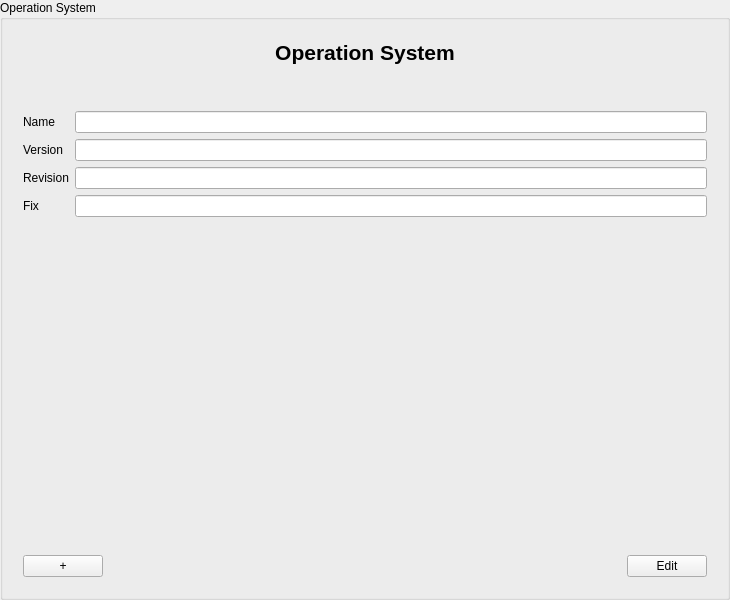
jmuelbert/jmbde-QT, file src/libs/widgets/src/views/osinputarea.ui: the form before one commit.
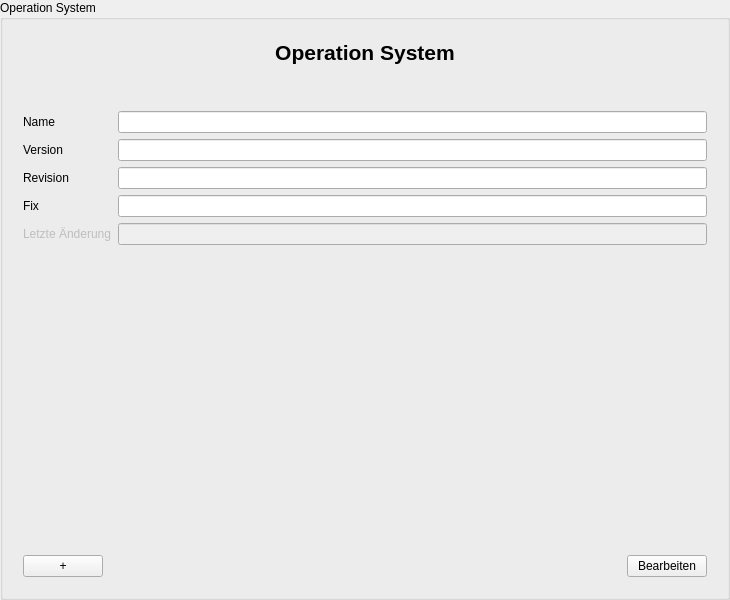
The form after the commit.

```diff
--- a/src/libs/widgets/src/views/osinputarea.ui
+++ b/src/libs/widgets/src/views/osinputarea.ui
@@ -26,7 +26,7 @@
       <item>
        <layout class="QVBoxLayout" name="verticalLayout">
         <item>
-         <widget class="QLabel" name="label_Header">
+         <widget class="QLabel" name="headerLabel">
           <property name="font">
            <font>
             <pointsize>16</pointsize>
@@ -62,57 +62,77 @@
       </item>
       <item>
        <layout class="QGridLayout" name="gridLayout">
-        <item row="1" column="0">
-         <widget class="QLabel" name="label_Version">
-          <property name="text">
-           <string>Version</string>
-          </property>
-          <property name="buddy">
-           <cstring>lineEdit_Version</cstring>
-          </property>
-         </widget>
-        </item>
         <item row="1" column="1">
-         <widget class="QLineEdit" name="lineEdit_Version" />
-        </item>
-        <item row="2" column="0">
-         <widget class="QLabel" name="label_Revision">
-          <property name="text">
-           <string>Revision</string>
-          </property>
-          <property name="buddy">
-           <cstring>lineEdit_Revision</cstring>
-          </property>
-         </widget>
-        </item>
-        <item row="2" column="1">
-         <widget class="QLineEdit" name="lineEdit_Revision" />
-        </item>
-        <item row="0" column="1">
-         <widget class="QLineEdit" name="lineEdit_Name" />
+         <widget class="QLineEdit" name="versionLineEdit"/>
         </item>
         <item row="0" column="0">
-         <widget class="QLabel" name="label_Name">
+         <widget class="QLabel" name="nameLabel">
           <property name="text">
            <string>Name</string>
           </property>
           <property name="buddy">
-           <cstring>lineEdit_Name</cstring>
+           <cstring>nameLineEdit</cstring>
           </property>
          </widget>
         </item>
+        <item row="2" column="1">
+         <widget class="QLineEdit" name="revisionLineEdit"/>
+        </item>
+        <item row="1" column="0">
+         <widget class="QLabel" name="versionLabel">
+          <property name="text">
+           <string>Version</string>
+          </property>
+          <property name="buddy">
+           <cstring>versionLineEdit</cstring>
+          </property>
+         </widget>
+        </item>
+        <item row="0" column="1">
+         <widget class="QLineEdit" name="nameLineEdit"/>
+        </item>
         <item row="3" column="0">
-         <widget class="QLabel" name="label_Fix">
+         <widget class="QLabel" name="fixLabel">
           <property name="text">
            <string>Fix</string>
           </property>
           <property name="buddy">
-           <cstring>lineEdit_Fix</cstring>
+           <cstring>fixLineEdit</cstring>
           </property>
          </widget>
         </item>
         <item row="3" column="1">
-         <widget class="QLineEdit" name="lineEdit_Fix" />
+         <widget class="QLineEdit" name="fixLineEdit"/>
+        </item>
+        <item row="2" column="0">
+         <widget class="QLabel" name="revisionLabel">
+          <property name="text">
+           <string>Revision</string>
+          </property>
+          <property name="buddy">
+           <cstring>revisionLineEdit</cstring>
+          </property>
+         </widget>
+        </item>
+        <item row="4" column="0">
+         <widget class="QLabel" name="lastUpdateLabel">
+          <property name="enabled">
+           <bool>false</bool>
+          </property>
+          <property name="text">
+           <string>Letzte Änderung</string>
+          </property>
+          <property name="buddy">
+           <cstring>lastUpdateLineEdit</cstring>
+          </property>
+         </widget>
+        </item>
+        <item row="4" column="1">
+         <widget class="QLineEdit" name="lastUpdateLineEdit">
+          <property name="enabled">
+           <bool>false</bool>
+          </property>
+         </widget>
         </item>
        </layout>
       </item>
@@ -132,7 +152,7 @@
       <item>
        <layout class="QHBoxLayout" name="horizontalLayout">
         <item>
-         <widget class="QPushButton" name="pushButton_Add">
+         <widget class="QPushButton" name="addPushButton">
           <property name="text">
            <string>+</string>
           </property>
@@ -152,9 +172,9 @@
          </spacer>
         </item>
         <item>
-         <widget class="QPushButton" name="pushButton_EditFinish">
+         <widget class="QPushButton" name="editFinishPushButton">
           <property name="text">
-           <string>Edit</string>
+           <string>Bearbeiten</string>
           </property>
          </widget>
         </item>
```
Left out of the diff: 19 changed lines with no effect on the pictures.
